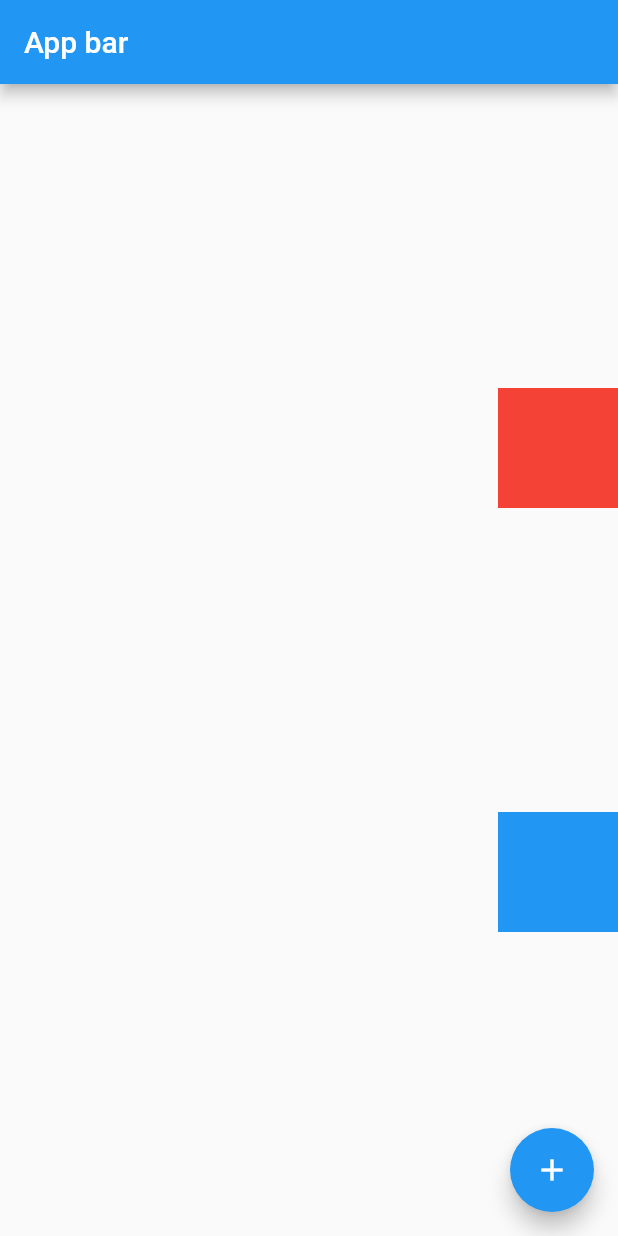
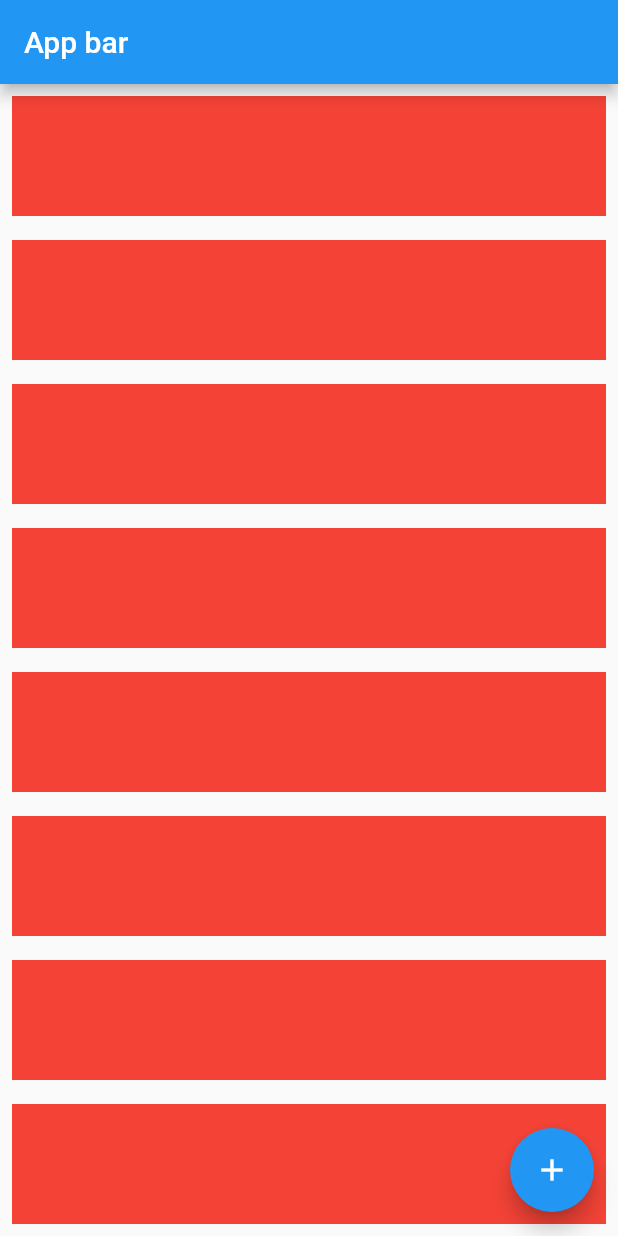
Before and after one commit to gustavocabreira/first_app, a Flutter app: the screen it shows after launch, on a phone screen of 412 x 824 dp. Run offline on Flutter 3.47's test engine with Material 2 defaults, Android fonts, the phone set to English and light mode, and no system bars.

Commit message:
adding scroll on overflow

```diff
--- a/lib/home_page.dart
+++ b/lib/home_page.dart
@@ -42,21 +42,19 @@ class _HomePageState extends State<HomePage> {
       ),
       body: SizedBox(
         width: double.infinity,
+        height: double.infinity,
+        child: SingleChildScrollView(
           child: Column(
-          mainAxisAlignment: MainAxisAlignment.spaceEvenly,
-          crossAxisAlignment: CrossAxisAlignment.end,
             children: [
+              for(var i = 0; i<=10; i++)
                 Container(
-              width: 80,
+                  width: double.infinity,
                   height: 80,
+                  margin: const EdgeInsets.all(8),
                   color: Colors.red,
                 ),
-            Container(
-              width: 80,
-              height: 80,
-              color: Colors.blue,
-            )
             ],
+          ),
         )
       ),
       floatingActionButton: FloatingActionButton(
```
Lines whose indentation alone changed are shown as unchanged.
